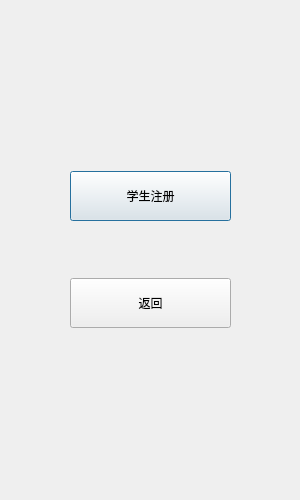
2018876441/C-_project, file untitled1/registerdialog.ui: the form before one commit.
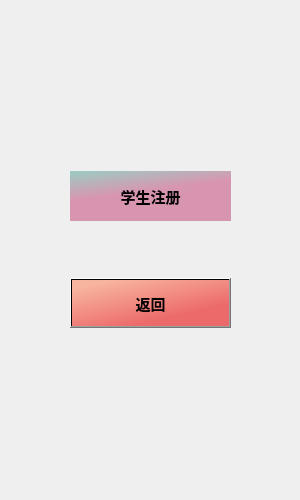
The form after the commit. Icons and pictures are not drawn.

```diff
--- a/untitled1/registerdialog.ui
+++ b/untitled1/registerdialog.ui
@@ -18,13 +18,17 @@
   </property>
   <property name="maximumSize">
    <size>
-    <width>300</width>
-    <height>500</height>
+    <width>720</width>
+    <height>1024</height>
    </size>
   </property>
   <property name="windowTitle">
    <string>Dialog</string>
   </property>
+  <property name="styleSheet">
+   <string notr="true">QDialog{
+border-image: url(:/img/bg1.jpg);}</string>
+  </property>
   <widget class="QWidget" name="layoutWidget">
    <property name="geometry">
     <rect>
@@ -49,6 +53,17 @@
         <height>50</height>
        </size>
       </property>
+      <property name="font">
+       <font>
+        <pointsize>11</pointsize>
+        <bold>true</bold>
+       </font>
+      </property>
+      <property name="styleSheet">
+       <string notr="true">border:none;
+background-color: qlineargradient(spread:pad, x1:0.432, y1:0.0852273, x2:0.659727, y2:1, stop:0 rgba(147, 198, 190, 228), stop:1 rgba(227, 166, 191, 246));
+background-color: qlineargradient(spread:pad, x1:0.046, y1:0, x2:0.255864, y2:0.494682, stop:0 rgba(147, 198, 190, 228), stop:1 rgba(216, 146, 174, 246));</string>
+      </property>
       <property name="text">
        <string>学生注册</string>
       </property>
@@ -62,6 +77,15 @@
         <height>50</height>
        </size>
       </property>
+      <property name="font">
+       <font>
+        <pointsize>11</pointsize>
+        <bold>true</bold>
+       </font>
+      </property>
+      <property name="styleSheet">
+       <string notr="true">background-color: qlineargradient(spread:pad, x1:0.154, y1:0.0734545, x2:0.687637, y2:0.755773, stop:0 rgba(255, 138, 97, 145), stop:1 rgba(234, 25, 25, 158));</string>
+      </property>
       <property name="text">
        <string>返回</string>
       </property>
```
